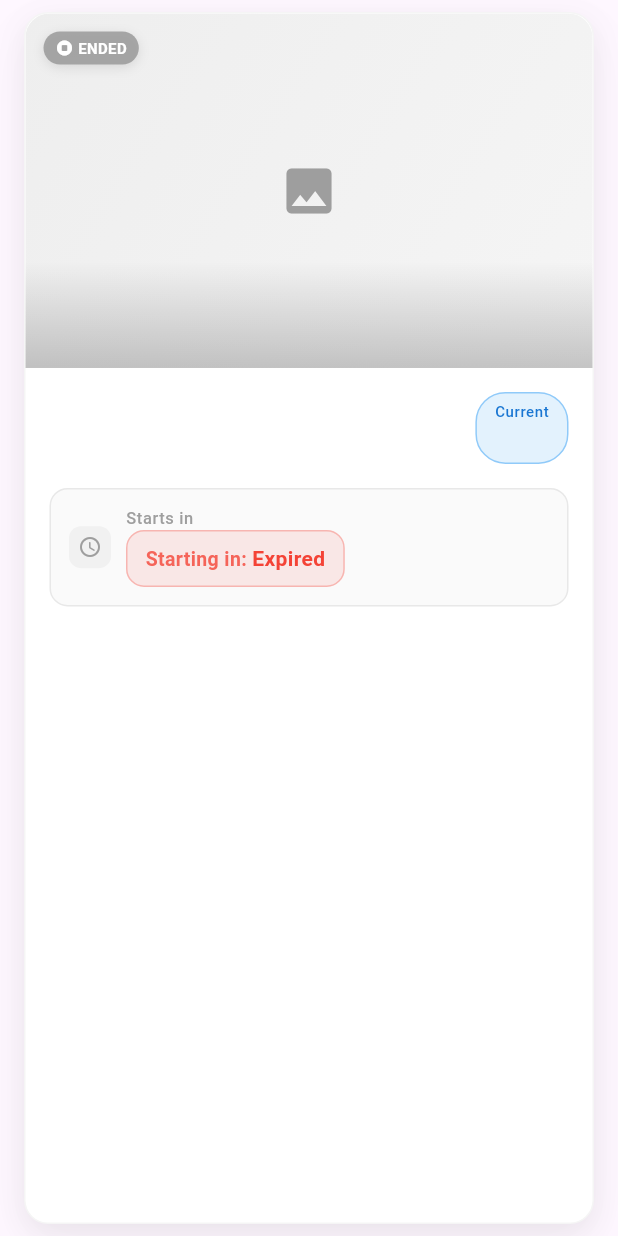
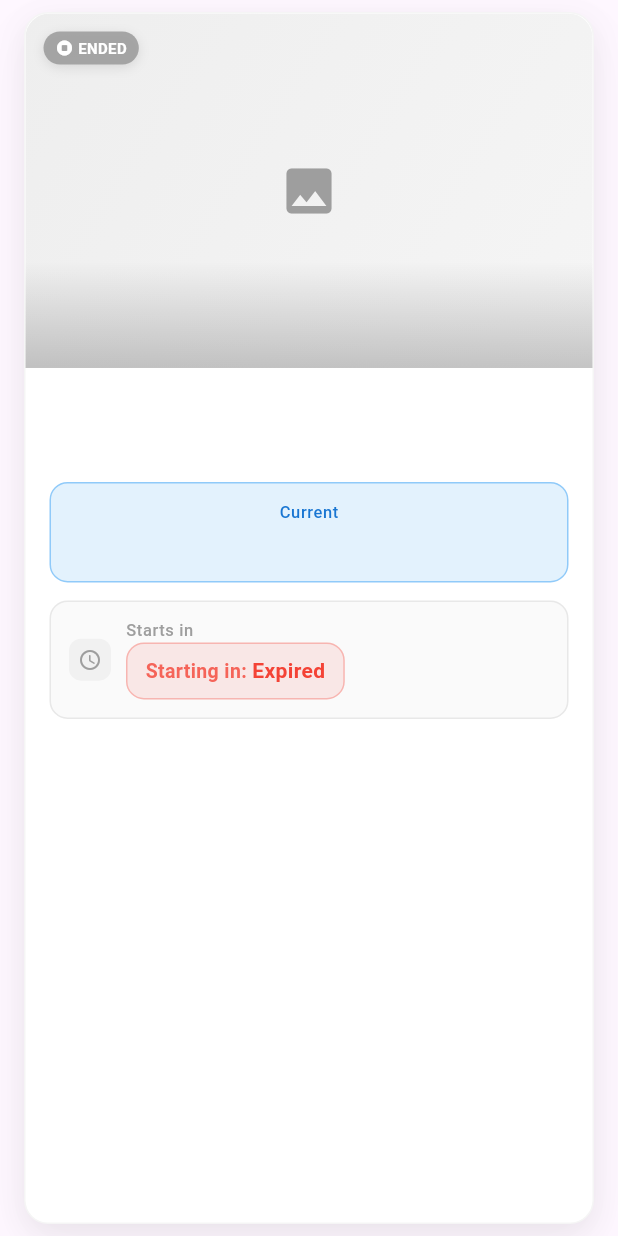
Before and after one commit to greenmonday47/auction_app, a Flutter app: the AuctionCard widget shown alone on an empty page, opened directly with empty values, on a phone screen of 412 x 824 dp. Run offline on Flutter 3.47's test engine with Material 3 defaults, Android fonts, the phone set to English and light mode, and no system bars; our stand-ins replace cached_network_image, flutter_spinkit, shared_preferences; accounts and stored records are empty; network calls fail.

Commit message:
Update app icons and configuration files; replace old icon assets with new ones, modify iOS configuration to include CocoaPods settings, and enhance wallet and auction screens with improved text formatting and descriptions.

```diff
--- a/lib/screens/rules_screen.dart
+++ b/lib/screens/rules_screen.dart
@@ -203,7 +203,7 @@ class _RulesScreenState extends State<RulesScreen> {
               context,
               Icons.account_balance_wallet,
               'Token System',
-              '1 token = UGX 100. Each bid costs 1 token.',
+              '1 token = 100 UGX. Each bid costs 1 token.',
             ),
             _buildInfoItem(
               context,
@@ -227,7 +227,7 @@ class _RulesScreenState extends State<RulesScreen> {
               context,
               Icons.attach_money,
               'Top-up',
-              'Request token top-up through the wallet section. Admin approval required.',
+              'Recharge tokens through the wallet, and use them to bid.',
             ),
           ],
         ),
--- a/lib/widgets/auction_card.dart
+++ b/lib/widgets/auction_card.dart
@@ -174,13 +174,7 @@ class AuctionCard extends StatelessWidget {
                   child: Column(
                     crossAxisAlignment: CrossAxisAlignment.start,
                     children: [
-                      // Title and price row
-                      Row(
-                        children: [
-                          Expanded(
-                            child: Column(
-                              crossAxisAlignment: CrossAxisAlignment.start,
-                              children: [
+                      // Title and description
                       Text(
                         auction.itemName,
                         style: Theme.of(context).textTheme.titleMedium?.copyWith(
@@ -201,16 +195,16 @@ class AuctionCard extends StatelessWidget {
                         maxLines: 2,
                         overflow: TextOverflow.ellipsis,
                       ),
-                              ],
-                            ),
-                          ),
-                          const SizedBox(width: 12),
-                          // Price badge
+
+                      const SizedBox(height: 16),
+
+                      // Current price section
                       Container(
-                            padding: const EdgeInsets.symmetric(horizontal: 12, vertical: 6),
+                        width: double.infinity,
+                        padding: const EdgeInsets.all(12),
                         decoration: BoxDecoration(
                           color: Colors.blue[50],
-                              borderRadius: BorderRadius.circular(20),
+                          borderRadius: BorderRadius.circular(12),
                           border: Border.all(color: Colors.blue[200]!),
                         ),
                         child: Column(
@@ -220,26 +214,25 @@ class AuctionCard extends StatelessWidget {
                               style: Theme.of(context).textTheme.bodySmall?.copyWith(
                                 color: Colors.blue[700],
                                 fontWeight: FontWeight.w500,
-                                    fontSize: 10,
+                                fontSize: 11,
                               ),
                             ),
+                            const SizedBox(height: 2),
                             Text(
                               auction.currentHighestBidFormatted ??
                               auction.startingPriceFormatted ??
                               'UGX ${auction.currentBid.toStringAsFixed(0)}',
-                                  style: Theme.of(context).textTheme.titleSmall?.copyWith(
+                              style: Theme.of(context).textTheme.titleMedium?.copyWith(
                                 fontWeight: FontWeight.bold,
                                 color: Colors.blue,
-                                    fontSize: 14,
+                                fontSize: 16,
                               ),
                             ),
                           ],
                         ),
                       ),
-                        ],
-                      ),
 
-                      const SizedBox(height: 16),
+                      const SizedBox(height: 12),
 
                       // Bottom section with countdown and bid info
                       Container(
--- a/lib/widgets/countdown_timer.dart
+++ b/lib/widgets/countdown_timer.dart
@@ -96,7 +96,7 @@ class _CountdownTimerState extends State<CountdownTimer> with TickerProviderStat
 
   @override
   Widget build(BuildContext context) {
-    final prefix = widget.isLive ? 'Ends in: ' : 'Starting in: ';
+    final prefix = widget.isLive ? '' : 'Starting in: ';
     final timeText = _isExpired ? 'Expired' : _formatDuration(_remaining);
 
     // Determine color and urgency based on time remaining
```
Also changed, not shown: lib/screens/wallet_screen.dart (+6 -6 lines), 67 other files. Lines whose indentation alone changed are shown as unchanged.
